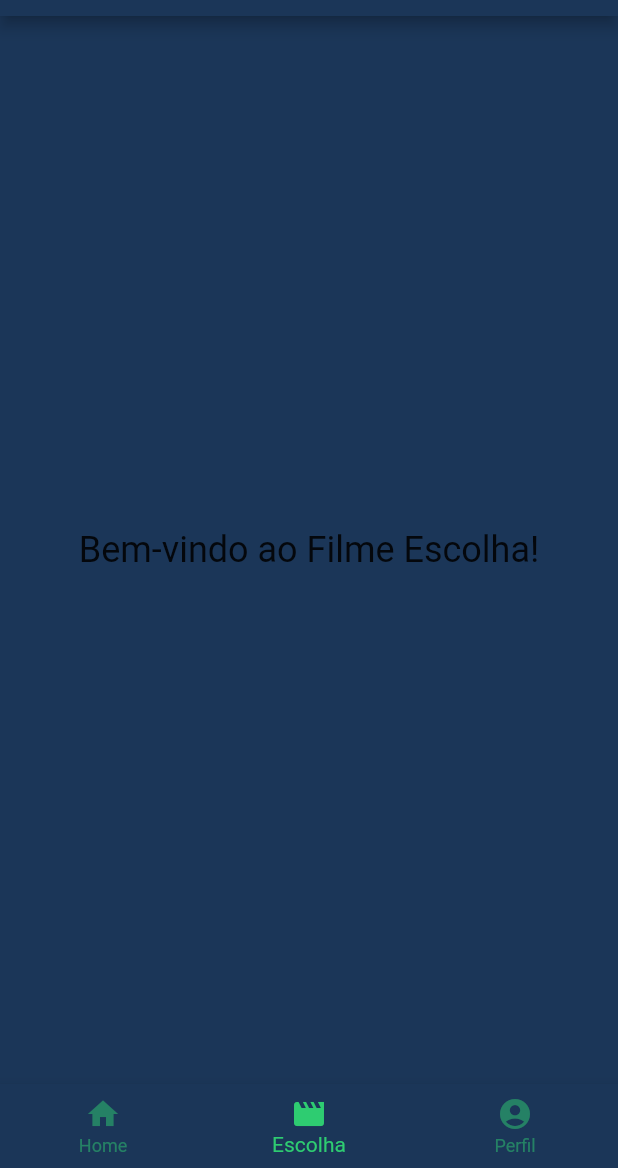
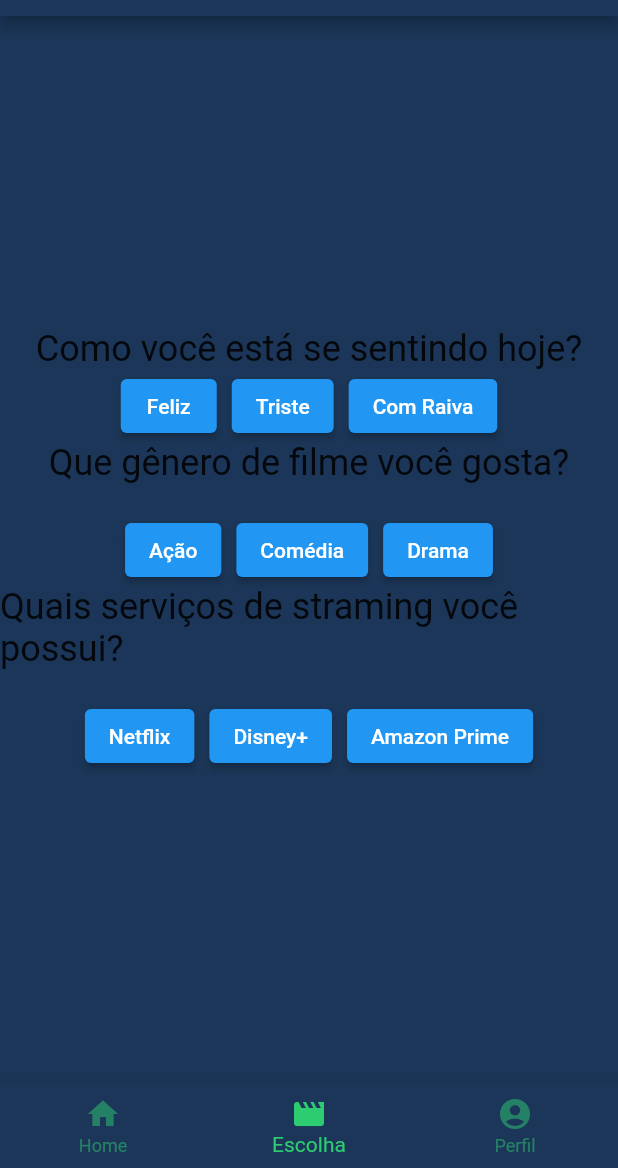
Before and after one commit to feralice/CineMood, a Flutter app: the screen it shows once a user with an empty profile is signed in, item 2 of the bottom bar chosen, on a phone screen of 412 x 824 dp, the part 68-1236 px from its top. Run offline on Flutter 3.47's test engine with Material 2 defaults, Android fonts, the phone set to English and light mode, and no system bars; our stand-ins replace dio, eva_icons_flutter, firebase_auth, firebase_core, flutter_rating_bar, font_awesome_flutter and 2 more; accounts and stored records are empty; network calls fail.

Commit message:
versao inicial tela escolha

```diff
--- a/lib/telas_para_cada_botao_do_navigation/escolha_filme.dart
+++ b/lib/telas_para_cada_botao_do_navigation/escolha_filme.dart
@@ -8,11 +8,104 @@ class FilmeEscolha extends StatefulWidget {
 class _FilmeEscolhaState extends State<FilmeEscolha> {
   @override
   Widget build(BuildContext context) {
-    return const Scaffold(
+    return Scaffold(
       body: Center(
-        child: Text(
-          style: TextStyle(fontSize: 24),
-          'Bem-vindo ao Filme Escolha!',
+        child: Column(
+          mainAxisAlignment: MainAxisAlignment.center,
+          children: [
+            const Text(
+              'Como você está se sentindo hoje?',
+              style: TextStyle(fontSize: 24),
+            ),
+            Row(
+              mainAxisAlignment: MainAxisAlignment.center,
+              children: [
+                ElevatedButton(
+                  onPressed: () {
+                    // Ação quando o botão for clicado (gênero selecionado)
+                  },
+                  child: const Text('Feliz'),
+                ),
+                const SizedBox(width: 10),
+                ElevatedButton(
+                  onPressed: () {
+                    // Ação quando o botão for clicado (gênero selecionado)
+                  },
+                  child: const Text('Triste'),
+                ),
+                const SizedBox(width: 10),
+                ElevatedButton(
+                  onPressed: () {
+                    // Ação quando o botão for clicado (gênero selecionado)
+                  },
+                  child: const Text('Com Raiva'),
+                ),
+                // Adicione mais botões para outros gêneros desejados
+              ],
+            ),
+            const Text(
+              'Que gênero de filme você gosta?',
+              style: TextStyle(fontSize: 24),
+            ),
+            const SizedBox(height: 20),
+            Row(
+              mainAxisAlignment: MainAxisAlignment.center,
+              children: [
+                ElevatedButton(
+                  onPressed: () {
+                    // Ação quando o botão for clicado (gênero selecionado)
+                  },
+                  child: const Text('Ação'),
+                ),
+                const SizedBox(width: 10),
+                ElevatedButton(
+                  onPressed: () {
+                    // Ação quando o botão for clicado (gênero selecionado)
+                  },
+                  child: const Text('Comédia'),
+                ),
+                const SizedBox(width: 10),
+                ElevatedButton(
+                  onPressed: () {
+                    // Ação quando o botão for clicado (gênero selecionado)
+                  },
+                  child: const Text('Drama'),
+                ),
+                // Adicione mais botões para outros gêneros desejados
+              ],
+            ),
+            const Text(
+              'Quais serviços de straming você possui?',
+              style: TextStyle(fontSize: 24),
+            ),
+            const SizedBox(height: 20),
+            Row(
+              mainAxisAlignment: MainAxisAlignment.center,
+              children: [
+                ElevatedButton(
+                  onPressed: () {
+                    // Ação quando o botão for clicado (gênero selecionado)
+                  },
+                  child: const Text('Netflix'),
+                ),
+                const SizedBox(width: 10),
+                ElevatedButton(
+                  onPressed: () {
+                    // Ação quando o botão for clicado (gênero selecionado)
+                  },
+                  child: const Text('Disney+'),
+                ),
+                const SizedBox(width: 10),
+                ElevatedButton(
+                  onPressed: () {
+                    // Ação quando o botão for clicado (gênero selecionado)
+                  },
+                  child: const Text('Amazon Prime'),
+                ),
+                // Adicione mais botões para outros gêneros desejados
+              ],
+            ),
+          ],
         ),
       ),
     );
```
